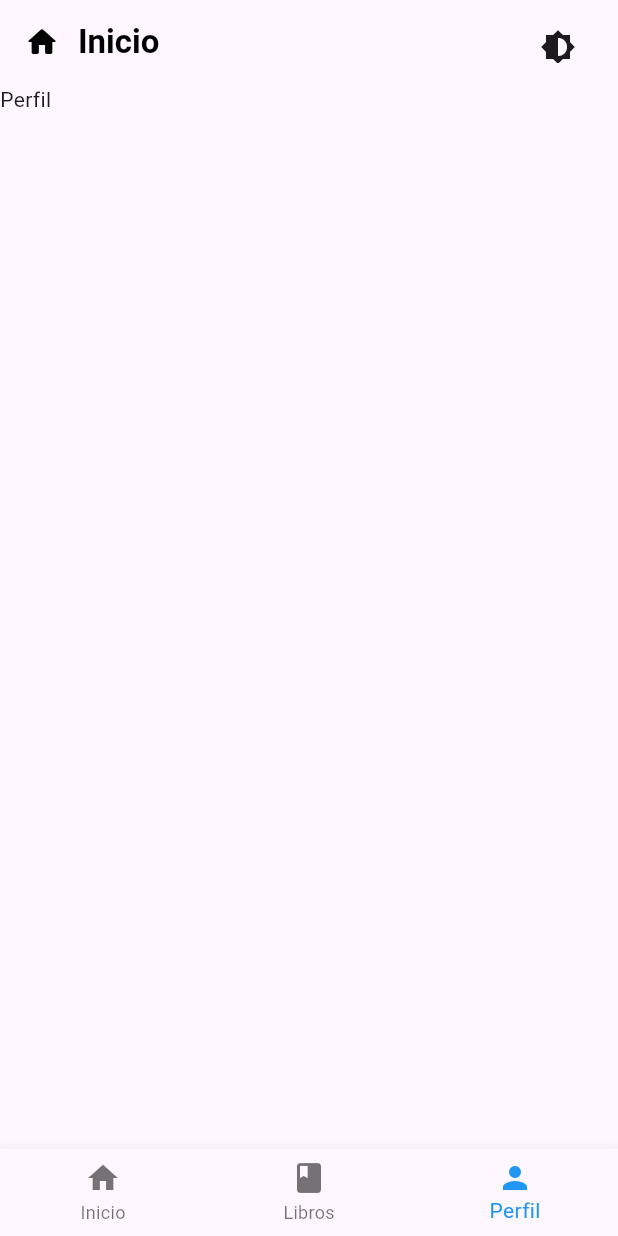
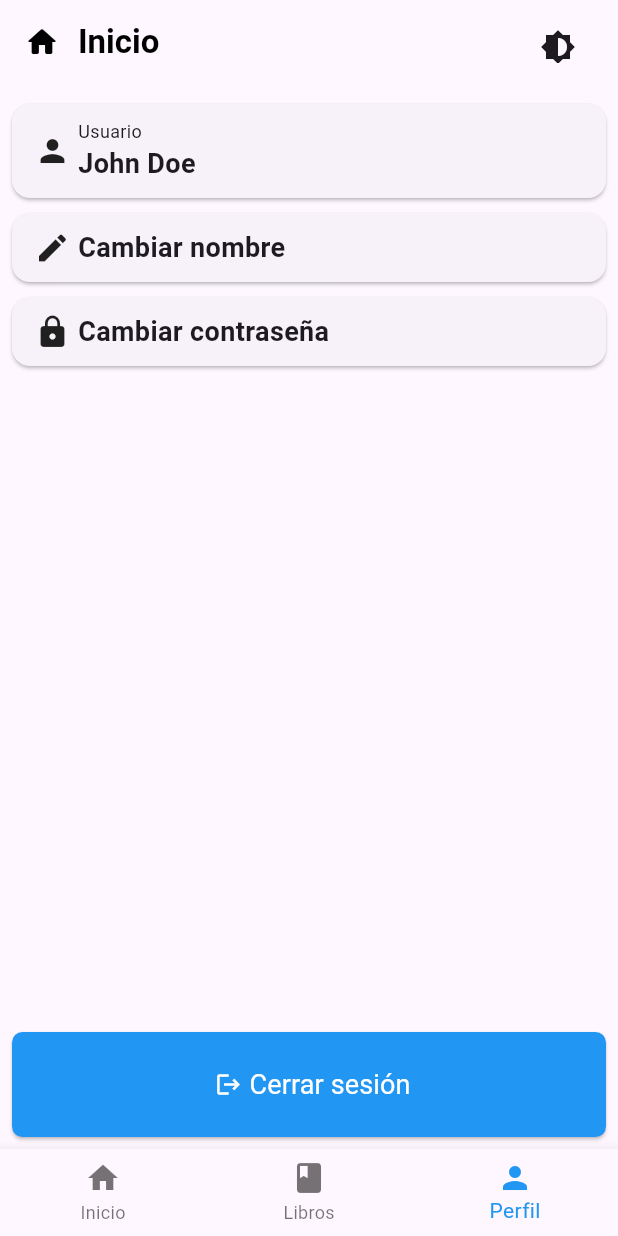
Before and after one commit to Brdly777/libros-eternos-mobile-app, a Flutter app: the Home screen opened directly, item 3 of the bottom bar chosen, on a phone screen of 412 x 824 dp. Run offline on Flutter 3.47's test engine with Material 3 defaults, Android fonts, the phone set to English and light mode, and no system bars.

Commit message:
Pantalla de perfil

```diff
--- a/lib/screens/home.dart
+++ b/lib/screens/home.dart
@@ -2,6 +2,7 @@ import 'package:flutter/material.dart';
 import 'package:provider/provider.dart';
 import '../theme_notifier.dart';
 import 'book_list.dart'; // Importa el archivo book_list.dart
+import 'profile.dart';
 
 class Home extends StatefulWidget {
   const Home({super.key});
@@ -16,7 +17,7 @@ class _HomeState extends State<Home> {
   static const List<Widget> _widgetOptions = <Widget>[
     HomeContent(),
     BookList(), // Usa el BookList como una de las opciones de navegación
-    Text('Perfil'),
+    Profile(),
   ];
 
   void _onItemTapped(int index) {
--- /dev/null
+++ b/lib/screens/profile.dart
@@ -0,0 +1,144 @@
+// profile.dart
+
+import 'package:flutter/material.dart';
+import 'package:flutter/widgets.dart';
+import 'user_login.dart';
+
+class Profile extends StatelessWidget {
+  const Profile({super.key});
+
+  @override
+  Widget build(BuildContext context) {
+    return Padding(
+      padding: EdgeInsets.all(8.0),
+      child: Column(
+        mainAxisAlignment: MainAxisAlignment.spaceBetween,
+        crossAxisAlignment: CrossAxisAlignment.stretch,
+        children: [
+          const Column(
+            children: [
+              Card(
+                margin: const EdgeInsets.symmetric(vertical: 5.0),
+                child: Padding(
+                  padding: const EdgeInsets.all(10.0),
+                  child: Row(
+                    children: [
+                      Padding(
+                        padding: const EdgeInsets.symmetric(horizontal: 5),
+                        child: Icon(Icons.person),
+                      ),
+                      Column(
+                        mainAxisAlignment: MainAxisAlignment.start,
+                        crossAxisAlignment: CrossAxisAlignment.start,
+                        children: [
+                          Text(
+                            'Usuario',
+                            style: const TextStyle(
+                              fontSize: 12
+                            ),
+                            ),
+                          Text(
+                            'John Doe',
+                            style: const TextStyle(
+                              fontSize: 18.0,
+                              fontWeight: FontWeight.bold,
+                            ),
+                          ),
+                        ],
+                      )
+                    ],
+                  )
+                ),
+              ),
+              Card(
+                margin: const EdgeInsets.symmetric(vertical: 5.0),
+                child: Padding(
+                  padding: const EdgeInsets.all(10.0),
+                  child: Row(
+                    children: [
+                      Padding(
+                        padding: const EdgeInsets.symmetric(horizontal: 5),
+                        child: Icon(Icons.edit),
+                      ),
+                      Text(
+                        'Cambiar nombre',
+                        style: const TextStyle(
+                          fontSize: 18.0,
+                          fontWeight: FontWeight.bold,
+                        ),
+                      ),
+                    ],
+                  )
+                ),
+              ),
+              Card(
+                margin: const EdgeInsets.symmetric(vertical: 5.0),
+                child: Padding(
+                  padding: const EdgeInsets.all(10.0),
+                  child: Row(
+                    children: [
+                      Padding(
+                        padding: const EdgeInsets.symmetric(horizontal: 5),
+                        child: Icon(Icons.lock),
+                      ),
+                      Text(
+                        'Cambiar contraseña',
+                        style: const TextStyle(
+                          fontSize: 18.0,
+                          fontWeight: FontWeight.bold,
+                        ),
+                      ),
+                    ],
+                  )
+                ),
+              )
+            ],
+          ),
+          ElevatedButton(
+            onPressed: () {
+              // Logout
+              Navigator.pushAndRemoveUntil(
+                context,
+                MaterialPageRoute(builder: (context) => UserLogin()),
+                (route) => false,
+              );
+            },
+            style: ButtonStyle(
+              backgroundColor: MaterialStateProperty.all<Color>(
+                  Colors.blue), // Color de fondo del botón
+              foregroundColor: MaterialStateProperty.all<Color>(
+                  Colors.white), // Color del texto del botón
+              padding: MaterialStateProperty.all<EdgeInsetsGeometry>(
+                EdgeInsets.symmetric(horizontal: 24.0, vertical: 12.0),
+              ),
+              shape: MaterialStateProperty.all<RoundedRectangleBorder>(
+                RoundedRectangleBorder(
+                  borderRadius: BorderRadius.circular(7.0),
+                ),
+              ),
+            ),
+            child: const Padding(
+              padding: const EdgeInsets.all(10.0),
+              child: Row(
+                mainAxisAlignment: MainAxisAlignment.center,
+                children: [
+                  Padding(
+                    padding: const EdgeInsets.symmetric(horizontal: 5),
+                    child: Icon(Icons.logout),
+                  ),
+                  Text(
+                    'Cerrar sesión',
+                    style: const TextStyle(
+                      fontSize: 18.0,
+                      fontWeight: FontWeight.normal,
+                    ),
+                  ),
+                ],
+              )
+            ),
+          ),
+        ],
+      )
+    );
+  }
+}
```
